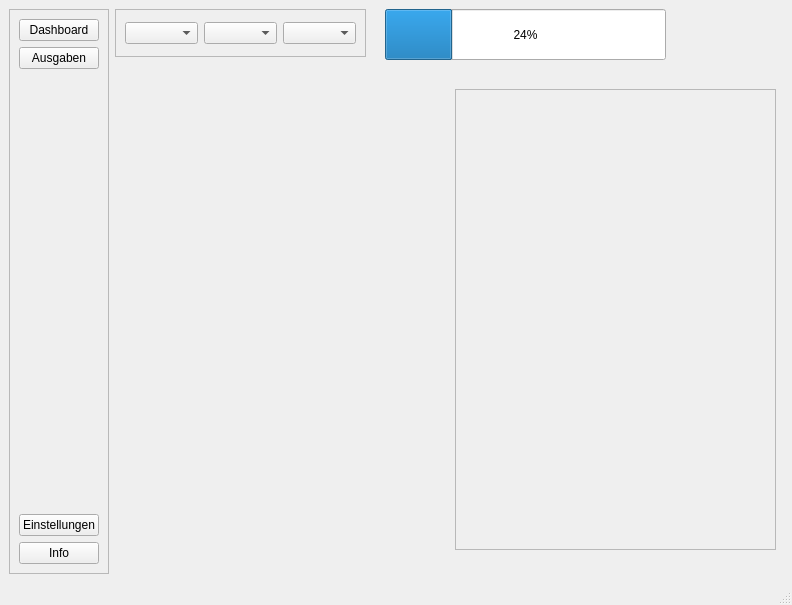
Before: the Qt Designer form mainwindow.ui in Muddyblack/FinanceApplication, drawn with Qt 5.
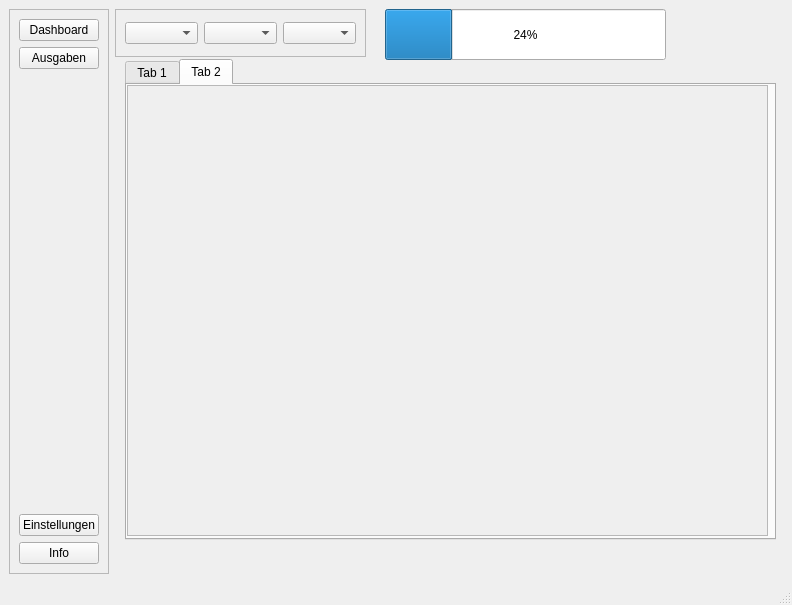
After: the same form once the commit is applied. The open tabs and pages were chosen to show the change.

Commit message: resolve Problem with SELECT FROM

Diff of the .ui file:
```diff
--- a/mainwindow.ui
+++ b/mainwindow.ui
@@ -104,46 +104,6 @@
          </item>
         </layout>
        </widget>
-       <widget class="QScrollArea" name="scrollArea">
-        <property name="enabled">
-         <bool>false</bool>
-        </property>
-        <property name="geometry">
-         <rect>
-          <x>340</x>
-          <y>80</y>
-          <width>321</width>
-          <height>461</height>
-         </rect>
-        </property>
-        <property name="widgetResizable">
-         <bool>true</bool>
-        </property>
-        <widget class="QWidget" name="scrollAreaWidgetContents">
-         <property name="geometry">
-          <rect>
-           <x>0</x>
-           <y>0</y>
-           <width>319</width>
-           <height>459</height>
-          </rect>
-         </property>
-        </widget>
-       </widget>
-       <widget class="QFrame" name="expense_chartframe">
-        <property name="geometry">
-         <rect>
-          <x>0</x>
-          <y>90</y>
-          <width>551</width>
-          <height>451</height>
-         </rect>
-        </property>
-        <property name="autoFillBackground">
-         <bool>false</bool>
-        </property>
-        <layout class="QHBoxLayout" name="horizontalLayout_3"/>
-       </widget>
        <widget class="QProgressBar" name="spending_progress_bar">
         <property name="geometry">
          <rect>
@@ -157,6 +117,69 @@
          <number>24</number>
         </property>
        </widget>
+       <widget class="QTabWidget" name="tabWidget">
+        <property name="geometry">
+         <rect>
+          <x>10</x>
+          <y>50</y>
+          <width>651</width>
+          <height>481</height>
+         </rect>
+        </property>
+        <property name="currentIndex">
+         <number>0</number>
+        </property>
+        <widget class="QWidget" name="tab">
+         <attribute name="title">
+          <string>Tab 1</string>
+         </attribute>
+         <widget class="QFrame" name="expense_chartframe">
+          <property name="geometry">
+           <rect>
+            <x>0</x>
+            <y>0</y>
+            <width>641</width>
+            <height>451</height>
+           </rect>
+          </property>
+          <property name="autoFillBackground">
+           <bool>false</bool>
+          </property>
+          <layout class="QHBoxLayout" name="horizontalLayout_3"/>
+         </widget>
+        </widget>
+        <widget class="QWidget" name="tab_2">
+         <attribute name="title">
+          <string>Tab 2</string>
+         </attribute>
+         <widget class="QScrollArea" name="scrollArea">
+          <property name="enabled">
+           <bool>false</bool>
+          </property>
+          <property name="geometry">
+           <rect>
+            <x>0</x>
+            <y>0</y>
+            <width>641</width>
+            <height>451</height>
+           </rect>
+          </property>
+          <property name="widgetResizable">
+           <bool>true</bool>
+          </property>
+          <widget class="QWidget" name="scrollAreaWidgetContents">
+           <property name="geometry">
+            <rect>
+             <x>0</x>
+             <y>0</y>
+             <width>639</width>
+             <height>449</height>
+            </rect>
+           </property>
+          </widget>
+         </widget>
+        </widget>
+       </widget>
       </widget>
       <widget class="QWidget" name="page_2">
        <widget class="QFrame" name="frame_3">
```
The commit also changes 2 other files.
